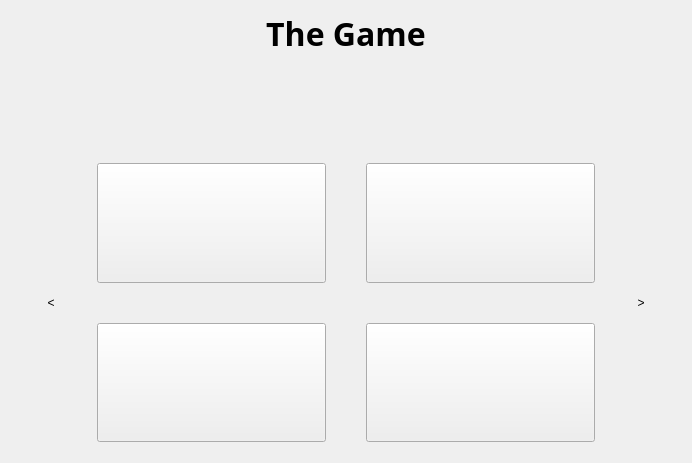
Qt form game.ui (nhuhoainam/CSgo-dictionary) before a commit.
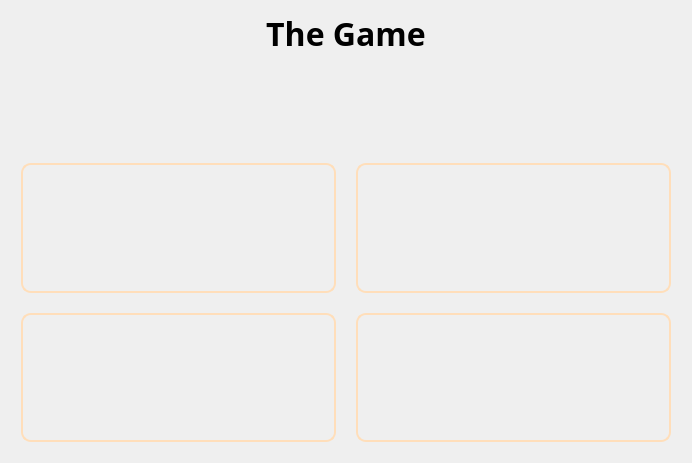
The same form after that commit.

```diff
--- a/game.ui
+++ b/game.ui
@@ -13,6 +13,24 @@
   <property name="windowTitle">
    <string>Form</string>
   </property>
+  <property name="styleSheet">
+   <string notr="true">QPushButton {
+	border-style: solid;
+	border-width: 2px;
+	border-radius: 10px;
+	border-color: #FFDEBA;
+	font: bold 14px;
+	padding: 6px;
+}
+
+*[ansState=&quot;true&quot;] {
+	background-color: green;
+}
+
+*[ansState=&quot;false&quot;] {
+	background-color: red;
+}</string>
+  </property>
   <layout class="QVBoxLayout" name="verticalLayout" stretch="1,2,7">
    <item>
     <widget class="QLabel" name="title">
@@ -51,59 +69,35 @@
     </widget>
    </item>
    <item>
-    <layout class="QHBoxLayout" name="horizontalLayout_4">
-     <property name="sizeConstraint">
-      <enum>QLayout::SetDefaultConstraint</enum>
-     </property>
+    <layout class="QGridLayout" name="btnLayout">
      <property name="leftMargin">
-      <number>0</number>
+      <number>10</number>
      </property>
      <property name="topMargin">
       <number>10</number>
      </property>
      <property name="rightMargin">
-      <number>0</number>
+      <number>10</number>
      </property>
      <property name="bottomMargin">
       <number>10</number>
      </property>
-     <item>
-      <widget class="QPushButton" name="prevBtn">
-       <property name="sizePolicy">
-        <sizepolicy hsizetype="Maximum" vsizetype="Minimum">
-         <horstretch>0</horstretch>
-         <verstretch>0</verstretch>
-        </sizepolicy>
-       </property>
-       <property name="font">
-        <font>
-         <stylestrategy>PreferAntialias</stylestrategy>
-        </font>
-       </property>
-       <property name="text">
-        <string>&lt;</string>
-       </property>
-       <property name="flat">
-        <bool>true</bool>
-       </property>
-      </widget>
-     </item>
-     <item>
-      <layout class="QGridLayout" name="btnLayout">
        <property name="spacing">
-        <number>40</number>
+      <number>20</number>
        </property>
        <item row="1" column="1">
         <widget class="QPushButton" name="ans4">
          <property name="sizePolicy">
-          <sizepolicy hsizetype="Minimum" vsizetype="Minimum">
+        <sizepolicy hsizetype="Expanding" vsizetype="Expanding">
            <horstretch>0</horstretch>
            <verstretch>0</verstretch>
           </sizepolicy>
          </property>
          <property name="font">
           <font>
-           <pointsize>16</pointsize>
+         <pointsize>-1</pointsize>
+         <italic>false</italic>
+         <bold>true</bold>
           </font>
          </property>
          <property name="text">
@@ -114,16 +108,27 @@
        <item row="0" column="0">
         <widget class="QPushButton" name="ans1">
          <property name="sizePolicy">
-          <sizepolicy hsizetype="Minimum" vsizetype="Minimum">
+        <sizepolicy hsizetype="Expanding" vsizetype="Expanding">
            <horstretch>0</horstretch>
            <verstretch>0</verstretch>
           </sizepolicy>
          </property>
          <property name="font">
           <font>
-           <pointsize>16</pointsize>
-          </font>
-         </property>
+         <pointsize>-1</pointsize>
+         <italic>false</italic>
+         <bold>true</bold>
+        </font>
+       </property>
+       <property name="styleSheet">
+        <string notr="true">border-style: solid;
+border-width: 2px;
+border-radius: 10px;
+border-color: #FFDEBA;
+font: bold 14px;
+min-width: 10em;
+ padding: 6px;</string>
+       </property>
          <property name="text">
           <string/>
          </property>
@@ -132,14 +137,16 @@
        <item row="0" column="1">
         <widget class="QPushButton" name="ans2">
          <property name="sizePolicy">
-          <sizepolicy hsizetype="Minimum" vsizetype="Minimum">
+        <sizepolicy hsizetype="Expanding" vsizetype="Expanding">
            <horstretch>0</horstretch>
            <verstretch>0</verstretch>
           </sizepolicy>
          </property>
          <property name="font">
           <font>
-           <pointsize>16</pointsize>
+         <pointsize>-1</pointsize>
+         <italic>false</italic>
+         <bold>true</bold>
           </font>
          </property>
          <property name="text">
@@ -150,41 +157,20 @@
        <item row="1" column="0">
         <widget class="QPushButton" name="ans3">
          <property name="sizePolicy">
-          <sizepolicy hsizetype="Minimum" vsizetype="Minimum">
+        <sizepolicy hsizetype="Expanding" vsizetype="Expanding">
            <horstretch>0</horstretch>
            <verstretch>0</verstretch>
           </sizepolicy>
          </property>
          <property name="font">
           <font>
-           <pointsize>16</pointsize>
+         <pointsize>-1</pointsize>
+         <italic>false</italic>
+         <bold>true</bold>
           </font>
          </property>
          <property name="text">
           <string/>
-         </property>
-        </widget>
-       </item>
-      </layout>
-     </item>
-     <item>
-      <widget class="QPushButton" name="nextBtn">
-       <property name="sizePolicy">
-        <sizepolicy hsizetype="Fixed" vsizetype="Minimum">
-         <horstretch>0</horstretch>
-         <verstretch>0</verstretch>
-        </sizepolicy>
-       </property>
-       <property name="font">
-        <font>
-         <stylestrategy>PreferAntialias</stylestrategy>
-        </font>
-       </property>
-       <property name="text">
-        <string>&gt;</string>
-       </property>
-       <property name="flat">
-        <bool>true</bool>
        </property>
       </widget>
      </item>
```
Left out of the diff: 21 changed lines with no effect on the pictures. Lines whose indentation alone changed are shown as unchanged.
